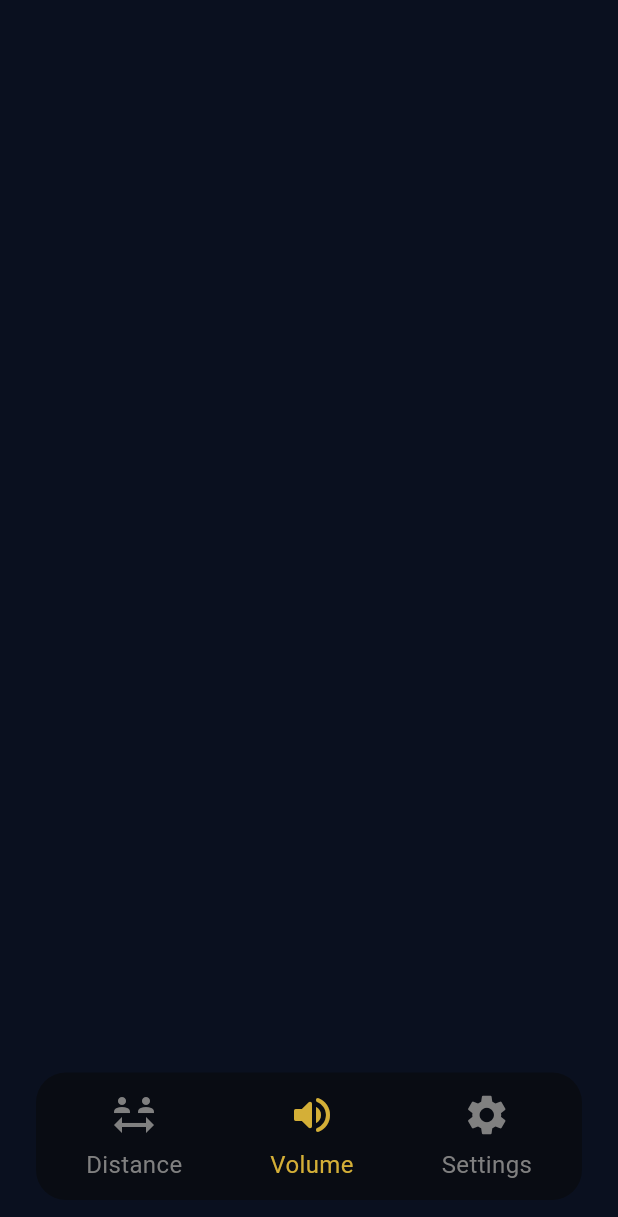
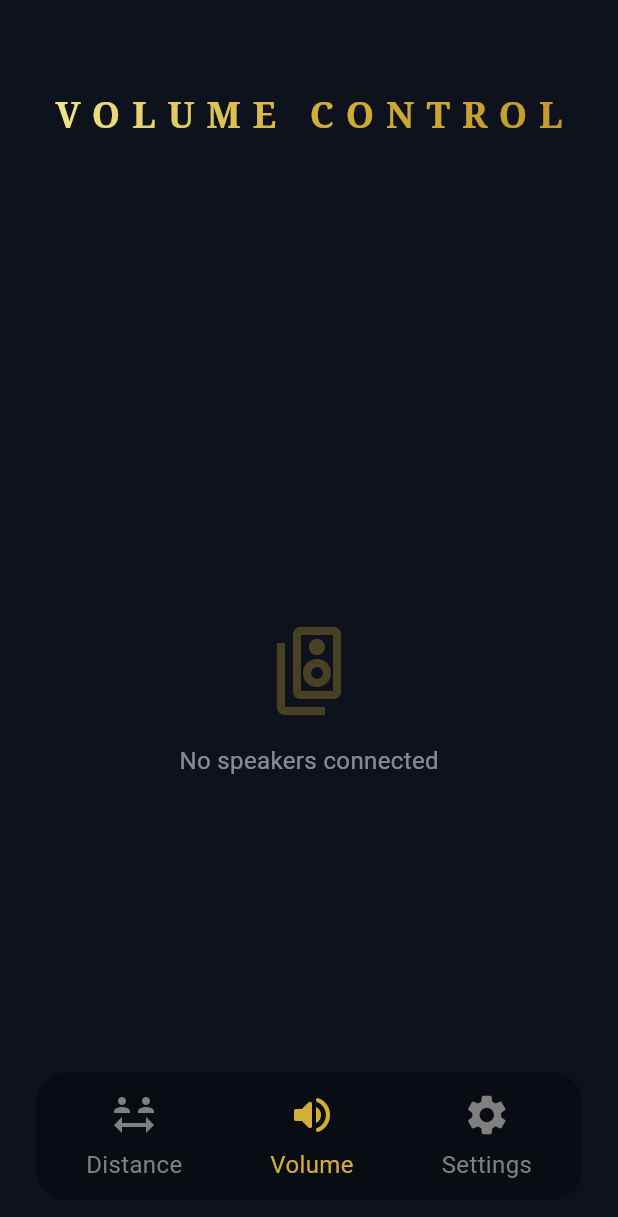
Before and after one commit to SyrenSystem/SyrenApp, a Flutter app: the screen it shows after launch, item 2 of the bottom bar chosen, on a phone screen of 412 x 824 dp. Shown: the top 1217 px of the screen. Run offline on Flutter 3.47's test engine with Material 3 defaults, Android fonts, the light colour scheme and no system bars; our stand-ins replace flutter_riverpod, hive, hive_flutter, shared_preferences; missing offline and left inert: libserialport, mqtt_client, usb_serial; accounts and stored records are empty.

Commit message:
volume control page looking nice

```diff
--- a/lib/ui/volume_control_page.dart
+++ b/lib/ui/volume_control_page.dart
@@ -1,71 +1,145 @@
 import 'package:final_project/models/distance_item.dart';
 import 'package:final_project/providers/app_state_providers.dart';
 import 'package:final_project/providers/services_providers.dart';
-import 'package:flutter/cupertino.dart';
 import 'package:flutter/material.dart';
 import 'package:flutter_riverpod/flutter_riverpod.dart';
 
-class VolumeControlPage extends ConsumerStatefulWidget {
+class VolumeControlPage extends ConsumerWidget {
   const VolumeControlPage({super.key});
 
-  @override
-  ConsumerState<VolumeControlPage> createState() => _VolumeControlPage();
-}
-
-
-class _VolumeControlPage extends ConsumerState<VolumeControlPage> {
-  late List<DistanceItem> distanceItems = ref.read(distanceItemsProvider);
-  late final mqttClient = ref.read(mqttServiceProvider);
-
-  @override
-  Widget build(BuildContext context) {
-    WidgetsBinding.instance.addPostFrameCallback((_) {
-
-    });
-    return _buildContent();
+  IconData _getVolumeIcon(double volume) {
+    if (volume == 0) return Icons.volume_off;
+    if (volume <= 50) return Icons.volume_down;
+    return Icons.volume_up;
   }
 
   @override
-  void dispose() {
-    super.dispose();
+  Widget build(BuildContext context, WidgetRef ref) {
+    final distanceItems = ref.watch(distanceItemsProvider);
+    final mqttClient = ref.read(mqttServiceProvider);
+
+    return Container(
+      decoration: const BoxDecoration(
+        color: Color(0xFF0d121c),
+      ),
+      child: SafeArea(
+        child: Column(
+          children: [
+            // Header with gold gradient
+            Padding(
+              padding: const EdgeInsets.only(top: 60, bottom: 16),
+              child: Center(
+                child: ShaderMask(
+                  shaderCallback: (bounds) => const LinearGradient(
+                    colors: [
+                      Color(0xFFf0e68c),
+                      Color(0xFFd4af37),
+                      Color(0xFFc19a27),
+                    ],
+                  ).createShader(bounds),
+                  child: const Text(
+                    'VOLUME CONTROL',
+                    style: TextStyle(
+                      fontSize: 24,
+                      fontWeight: FontWeight.bold,
+                      letterSpacing: 8,
+                      color: Colors.white,
+                      fontFamily: 'serif',
+                    ),
+                  ),
+                ),
+              ),
+            ),
+
+            // Content
+            Expanded(
+              child: distanceItems.isEmpty
+                  ? Center(
+                      child: Column(
+                        mainAxisAlignment: MainAxisAlignment.center,
+                        children: [
+                          Icon(
+                            Icons.speaker_group_outlined,
+                            size: 64,
+                            color: const Color(0xFFd4af37).withValues(alpha: 0.3),
+                          ),
+                          const SizedBox(height: 16),
+                          Text(
+                            'No speakers connected',
+                            style: TextStyle(
+                              color: Colors.white.withValues(alpha: 0.5),
+                              fontSize: 16,
+                            ),
+                          ),
+                        ],
+                      ),
+                    )
+                  : ListView.separated(
+                      padding: const EdgeInsets.symmetric(horizontal: 24, vertical: 16),
+                      itemCount: distanceItems.length,
+                      separatorBuilder: (context, index) => const SizedBox(height: 12),
+                      itemBuilder: (context, index) {
+                        final item = distanceItems[index];
+
+                        // Abbreviate long MAC addresses
+                        String displayId = item.id;
+                        if (displayId.length > 12) {
+                          displayId = '${displayId.substring(0, 6)}...${displayId.substring(displayId.length - 6)}';
                         }
 
-  Widget _buildContent() {
                         return Container(
-      decoration: const BoxDecoration(
-        color: Color(0xFF0a101f),
+                          padding: const EdgeInsets.symmetric(horizontal: 14, vertical: 12),
+                          decoration: BoxDecoration(
+                            color: Colors.black.withValues(alpha: 0.3),
+                            borderRadius: BorderRadius.circular(12),
+                            border: Border.all(
+                              color: const Color(0xFFd4af37).withValues(alpha: 0.2),
+                              width: 1,
                             ),
-      child: SafeArea(
-        child: Padding(
-          padding: const EdgeInsets.all(24.0),
-          child: Column(
-            children: [
-              Expanded(
-                child: Padding(
-                  padding: const EdgeInsets.all(16.0),
-                  child: ListView.builder(
-                    itemCount: distanceItems.length,
-                    itemBuilder: (context, index) {
-                      final item = distanceItems[index];
-                      return Card(
-                        child: Padding(
-                          padding: const EdgeInsets.all(16.0),
+                          ),
                           child: Column(
                             crossAxisAlignment: CrossAxisAlignment.start,
                             children: [
+                              // ID and Label row
+                              Row(
+                                mainAxisAlignment: MainAxisAlignment.spaceBetween,
+                                children: [
                                   Text(
-                                "Speaker ${item.id}: ${distanceItems.firstWhere((distanceItem) => distanceItem.id == item.id).label}",
+                                    displayId,
                                     style: const TextStyle(
-                                  fontSize: 16,
-                                  fontWeight: FontWeight.bold,
+                                      color: Colors.white70,
+                                      fontSize: 12,
+                                      fontFamily: 'monospace',
                                     ),
                                   ),
-                              Slider(
-                                value: item.volume.toDouble(),
+                                  if (item.label != 'unknown')
+                                    Text(
+                                      item.label,
+                                      style: TextStyle(
+                                        color: const Color(0xFFd4af37).withValues(alpha: 0.8),
+                                        fontSize: 11,
+                                        fontWeight: FontWeight.w500,
+                                      ),
+                                    ),
+                                ],
+                              ),
+                              const SizedBox(height: 8),
+
+                              // Slider
+                              SliderTheme(
+                                data: SliderThemeData(
+                                  activeTrackColor: const Color(0xFFd4af37),
+                                  inactiveTrackColor: Colors.white.withValues(alpha: 0.2),
+                                  thumbColor: const Color(0xFFd4af37),
+                                  overlayColor: const Color(0xFFd4af37).withValues(alpha: 0.2),
+                                  trackHeight: 4,
+                                  thumbShape: const RoundSliderThumbShape(enabledThumbRadius: 8),
+                                ),
+                                child: Slider(
+                                  value: item.volume,
                                   min: 0,
                                   max: 100,
                                   divisions: 100,
-                                label: item.volume.toString(),
                                   onChanged: (double value) async {
                                     ref.read(distanceItemsProvider.notifier).updateVolume(item.id, value);
                                     mqttClient.sendVolumeUpdate(item.id, value);
@@ -73,16 +147,36 @@ class _VolumeControlPage extends ConsumerState<VolumeControlPage> {
                                     await item.save();
                                   },
                                 ),
+                              ),
+
+                              const SizedBox(height: 4),
+
+                              // Volume display row
+                              Row(
+                                mainAxisAlignment: MainAxisAlignment.spaceBetween,
+                                children: [
+                                  Icon(
+                                    _getVolumeIcon(item.volume),
+                                    color: const Color(0xFFd4af37),
+                                    size: 18,
+                                  ),
+                                  Text(
+                                    '${item.volume.toInt()}%',
+                                    style: const TextStyle(
+                                      color: Colors.white,
+                                      fontSize: 14,
+                                      fontWeight: FontWeight.w500,
+                                    ),
+                                  ),
                                 ],
                               ),
+                            ],
                           ),
                         );
                       },
                     ),
             ),
-              ),
           ],
-          ),
         ),
       ),
     );
```
Lines whose indentation alone changed are shown as unchanged.
